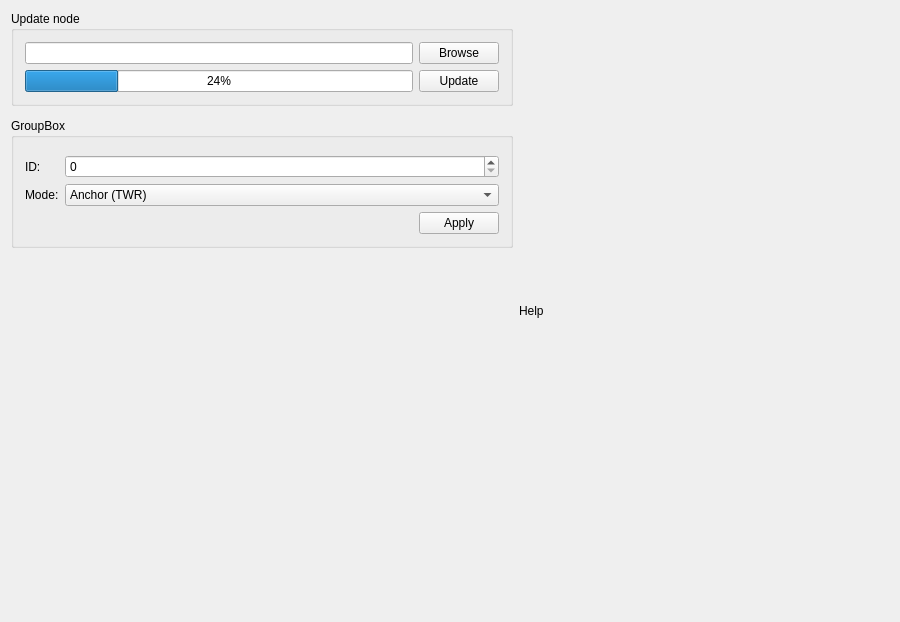
Before: the Qt Designer form lpstools/assets/gui.ui in bitcraze/lps-tools, drawn with Qt 5.
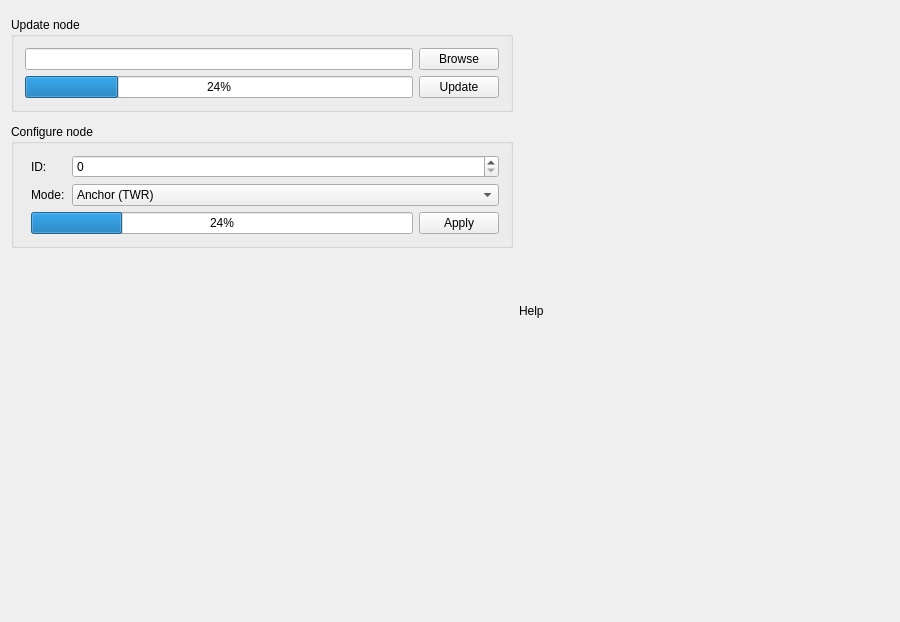
After: the same form once the commit is applied.

The edit to the form file:
```diff
--- a/lpstools/assets/gui.ui
+++ b/lpstools/assets/gui.ui
@@ -27,7 +27,29 @@
     <bool>false</bool>
    </property>
    <layout class="QGridLayout" name="gridLayout">
-    <item row="0" column="0">
+    <item row="0" column="2" rowspan="6">
+     <widget class="QLabel" name="infoLabel">
+      <property name="enabled">
+       <bool>true</bool>
+      </property>
+      <property name="minimumSize">
+       <size>
+        <width>370</width>
+        <height>600</height>
+       </size>
+      </property>
+      <property name="maximumSize">
+       <size>
+        <width>370</width>
+        <height>600</height>
+       </size>
+      </property>
+      <property name="text">
+       <string>Help</string>
+      </property>
+     </widget>
+    </item>
+    <item row="1" column="0">
      <widget class="QGroupBox" name="groupBoxUpdate">
       <property name="enabled">
        <bool>true</bool>
@@ -81,46 +103,50 @@
       </layout>
      </widget>
     </item>
-    <item row="4" column="0">
-     <spacer name="verticalSpacer">
-      <property name="orientation">
-       <enum>Qt::Vertical</enum>
-      </property>
-      <property name="sizeHint" stdset="0">
-       <size>
-        <width>20</width>
-        <height>40</height>
-       </size>
-      </property>
-     </spacer>
-    </item>
-    <item row="2" column="0">
-     <widget class="QGroupBox" name="groupBox">
+    <item row="3" column="0">
+     <widget class="QGroupBox" name="groupBoxConfigure">
       <property name="title">
-       <string>GroupBox</string>
+       <string>Configure node</string>
       </property>
       <layout class="QFormLayout" name="formLayout_2">
-       <item row="0" column="0">
-        <layout class="QFormLayout" name="formLayout"/>
-       </item>
-       <item row="1" column="0">
-        <widget class="QLabel" name="label_3">
+       <item row="9" column="1">
+        <layout class="QVBoxLayout" name="verticalLayout">
+         <item>
+          <layout class="QHBoxLayout" name="horizontalLayout_3">
+           <item>
+            <widget class="QLabel" name="label_2">
+             <property name="maximumSize">
+              <size>
+               <width>35</width>
+               <height>16777215</height>
+              </size>
+             </property>
          <property name="text">
           <string>ID:</string>
          </property>
         </widget>
        </item>
-       <item row="1" column="1">
+           <item>
         <widget class="QSpinBox" name="configure_id_line"/>
        </item>
-       <item row="5" column="0">
-        <widget class="QLabel" name="label_4">
+          </layout>
+         </item>
+         <item>
+          <layout class="QHBoxLayout" name="horizontalLayout_4">
+           <item>
+            <widget class="QLabel" name="label">
+             <property name="maximumSize">
+              <size>
+               <width>35</width>
+               <height>16777215</height>
+              </size>
+             </property>
          <property name="text">
           <string>Mode:</string>
          </property>
         </widget>
        </item>
-       <item row="5" column="1">
+           <item>
         <widget class="QComboBox" name="configure_mode_combo">
          <item>
           <property name="text">
@@ -139,20 +165,16 @@
          </item>
         </widget>
        </item>
-       <item row="6" column="1">
-        <layout class="QHBoxLayout" name="horizontalLayout_4">
+          </layout>
+         </item>
          <item>
-          <spacer name="horizontalSpacer_2">
-           <property name="orientation">
-            <enum>Qt::Horizontal</enum>
-           </property>
-           <property name="sizeHint" stdset="0">
-            <size>
-             <width>40</width>
-             <height>20</height>
-            </size>
-           </property>
-          </spacer>
+          <layout class="QHBoxLayout" name="horizontalLayout_6">
+           <item>
+            <widget class="QProgressBar" name="progressBar">
+             <property name="value">
+              <number>24</number>
+             </property>
+            </widget>
          </item>
          <item>
           <widget class="QPushButton" name="configureButton">
@@ -164,29 +186,22 @@
         </layout>
        </item>
       </layout>
+       </item>
+      </layout>
      </widget>
     </item>
-    <item row="0" column="1" rowspan="5">
-     <widget class="QLabel" name="infoLabel">
-      <property name="enabled">
-       <bool>true</bool>
+    <item row="4" column="0">
+     <spacer name="verticalSpacer">
+      <property name="orientation">
+       <enum>Qt::Vertical</enum>
       </property>
-      <property name="minimumSize">
+      <property name="sizeHint" stdset="0">
        <size>
-        <width>370</width>
-        <height>600</height>
+        <width>20</width>
+        <height>40</height>
        </size>
       </property>
-      <property name="maximumSize">
-       <size>
-        <width>370</width>
-        <height>600</height>
-       </size>
-      </property>
-      <property name="text">
-       <string>Help</string>
-      </property>
-     </widget>
+     </spacer>
     </item>
    </layout>
   </widget>
```
Lines whose indentation alone changed are shown as unchanged.
